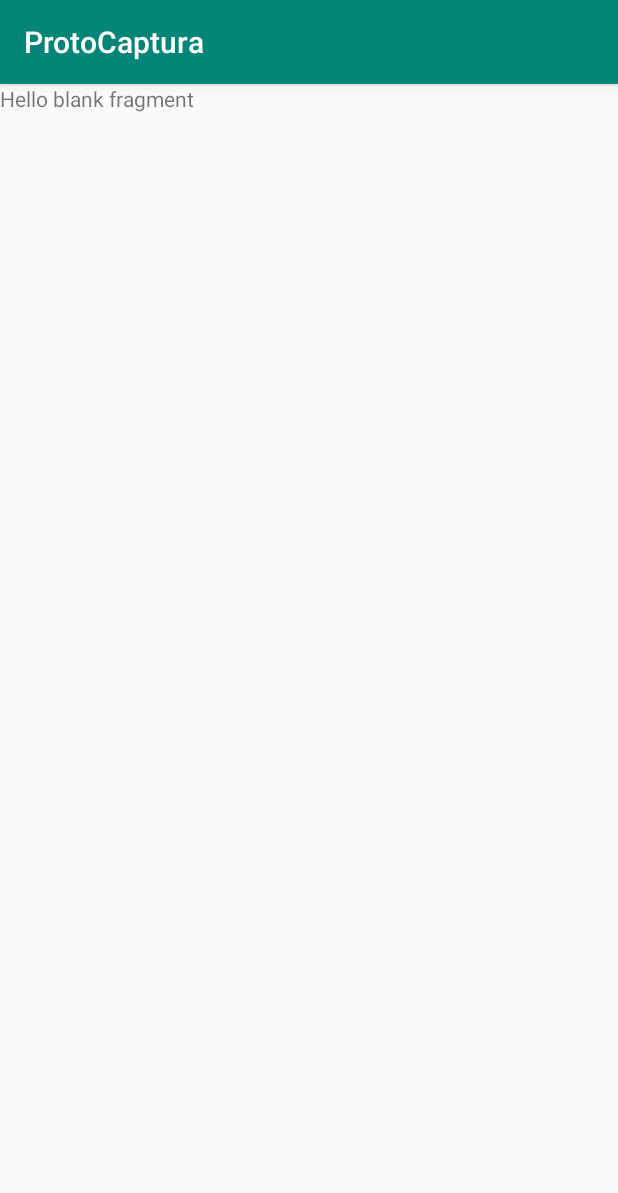
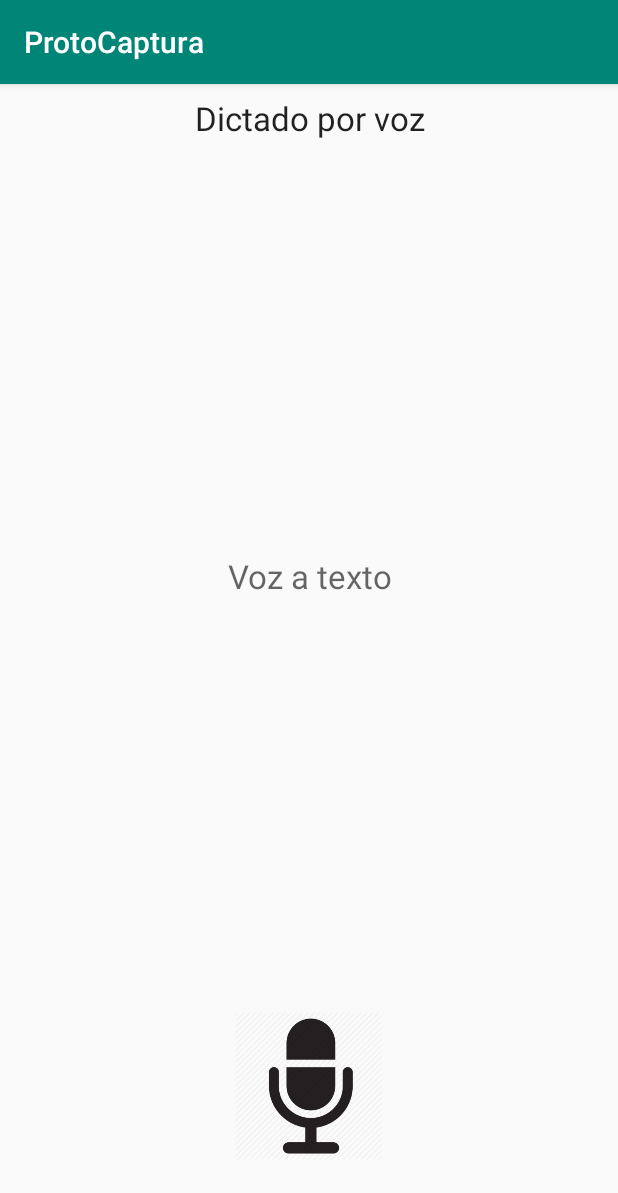
Before and after one commit to GiovanniAn/PrototipoCaptura, an Android app: the screen it shows after launch (MainActivity), after a tap on "CAPUTRA POR VOZ", on a phone screen of 412 x 824 dp. Shown: the top 1193 px of the screen. Run offline under Robolectric (Android 15) with nearby library versions, the phone set to English and light mode, and no system bars; libraries missing offline, so code that uses them is left out: com.budiyev.android; 6 statements that could not run were skipped.

Commit message:
Modulo captura de voz

```diff
--- a/app/src/main/java/balam/app/protocaptura/fragment/CaputuraPorVozFragment.java
+++ b/app/src/main/java/balam/app/protocaptura/fragment/CaputuraPorVozFragment.java
@@ -9,10 +9,18 @@ import androidx.fragment.app.Fragment;
 import android.view.LayoutInflater;
 import android.view.View;
 import android.view.ViewGroup;
+import android.widget.ImageView;
+import android.widget.TextView;
 
+import balam.app.protocaptura.MainActivity;
 import balam.app.protocaptura.R;
+import balam.app.protocaptura.interfaces.CallbackVozListener;
+import balam.app.protocaptura.interfaces.SendData;
 
-public class CaputuraPorVozFragment extends Fragment {
+public class CaputuraPorVozFragment extends Fragment implements SendData, View.OnClickListener {
+
+    private  TextView setTexto;
+    private CallbackVozListener listener;
 
     public CaputuraPorVozFragment() {
         // Required empty public constructor
@@ -23,8 +31,37 @@ public class CaputuraPorVozFragment extends Fragment {
     public View onCreateView(LayoutInflater inflater, ViewGroup container,
                              Bundle savedInstanceState) {
         // Inflate the layout for this fragment
-        return inflater.inflate(R.layout.fragment_caputura_por_voz, container, false);
+        View view= inflater.inflate(R.layout.fragment_caputura_por_voz, container, false);
+        bindUI(view);
+        return view;
+    }
+
+    private void bindUI(View view) {
+        ImageView grabarVoz=view.findViewById(R.id.imgGrabarVoz);
+        grabarVoz.setOnClickListener(this);
+        setTexto=view.findViewById(R.id.txtMostrarTexto);
     }
 
 
+    @Override
+    public void mostrarTexto(String porVoz) {
+        setTexto.setText(porVoz);
+    }
+
+    @Override
+    public void onClick(View v) {
+        if (v.getId()==R.id.imgGrabarVoz){
+            listener.onClickListener();
+        }
+    }
+
+    @Override
+    public void onAttach(Context context) {
+        super.onAttach(context);
+        if (context instanceof MainActivity) {
+            listener = (CallbackVozListener) context;
+        } else {
+            throw new RuntimeException( "CallbackVozListener must implement FragmentEvent");
+        }
+    }
 }
--- /dev/null
+++ b/app/src/main/java/balam/app/protocaptura/interfaces/CallbackVozListener.java
@@ -0,0 +1,5 @@
+package balam.app.protocaptura.interfaces;
+
+public  interface CallbackVozListener {
+            void onClickListener();
+        }
--- /dev/null
+++ b/app/src/main/java/balam/app/protocaptura/interfaces/SendData.java
@@ -0,0 +1,5 @@
+package balam.app.protocaptura.interfaces;
+
+public interface SendData {
+    void mostrarTexto(String porVoz);
+}
--- a/app/src/main/res/layout/fragment_caputura_por_voz.xml
+++ b/app/src/main/res/layout/fragment_caputura_por_voz.xml
@@ -1,5 +1,7 @@
 <?xml version="1.0" encoding="utf-8"?>
-<FrameLayout xmlns:android="http://schemas.android.com/apk/res/android"
+<androidx.constraintlayout.widget.ConstraintLayout
+    xmlns:android="http://schemas.android.com/apk/res/android"
+    xmlns:app="http://schemas.android.com/apk/res-auto"
     xmlns:tools="http://schemas.android.com/tools"
     android:layout_width="match_parent"
     android:layout_height="match_parent"
@@ -7,8 +9,40 @@
 
     <!-- TODO: Update blank fragment layout -->
     <TextView
-        android:layout_width="match_parent"
-        android:layout_height="match_parent"
-        android:text="@string/hello_blank_fragment" />
+        android:id="@+id/textView2"
+        android:layout_width="0dp"
+        android:layout_height="wrap_content"
+        android:layout_marginStart="16dp"
+        android:layout_marginTop="8dp"
+        android:layout_marginEnd="16dp"
+        android:gravity="center"
+        android:text="@string/voice_fragment_title"
+        android:textAppearance="@style/TextAppearance.AppCompat.Large"
+        app:layout_constraintEnd_toEndOf="parent"
+        app:layout_constraintStart_toStartOf="parent"
+        app:layout_constraintTop_toTopOf="parent" />
 
-</FrameLayout>
+    <TextView
+        android:id="@+id/txtMostrarTexto"
+        android:layout_width="0dp"
+        android:layout_height="wrap_content"
+        android:gravity="center"
+        android:hint="@string/placeholder_dictado"
+        android:textAppearance="@style/TextAppearance.AppCompat.Large"
+        app:layout_constraintBottom_toTopOf="@+id/imgGrabarVoz"
+        app:layout_constraintEnd_toEndOf="parent"
+        app:layout_constraintHorizontal_bias="0.0"
+        app:layout_constraintStart_toStartOf="parent"
+        app:layout_constraintTop_toBottomOf="@+id/textView2" />
+
+    <ImageView
+        android:id="@+id/imgGrabarVoz"
+        android:layout_width="100dp"
+        android:layout_height="100dp"
+        android:layout_marginBottom="50dp"
+        android:src="@drawable/voice_icon"
+        app:layout_constraintBottom_toBottomOf="parent"
+        app:layout_constraintEnd_toEndOf="parent"
+        app:layout_constraintStart_toStartOf="parent" />
+
+</androidx.constraintlayout.widget.ConstraintLayout>
--- a/app/src/main/res/values/strings.xml
+++ b/app/src/main/res/values/strings.xml
@@ -4,4 +4,6 @@
     <!-- TODO: Remove or change this placeholder text -->
     <string name="hello_blank_fragment">Hello blank fragment</string>
     <string name="scan_bar_code" />
+    <string name="voice_fragment_title">Dictado por voz</string>
+    <string name="placeholder_dictado">Voz a texto</string>
 </resources>
```
Also changed, not shown: app/src/main/java/balam/app/protocaptura/MainActivity.kt (+52 -1 lines), app/src/main/res/drawable-hdpi/voice_icon.png (added), app/src/main/res/drawable-mdpi/voice_icon.png (added), app/src/main/res/drawable-xhdpi/voice_icon.png (added), app/src/main/res/drawable-xxhdpi/voice_icon.png (added), app/src/main/res/drawable-xxxhdpi/voice_icon.png (added).
